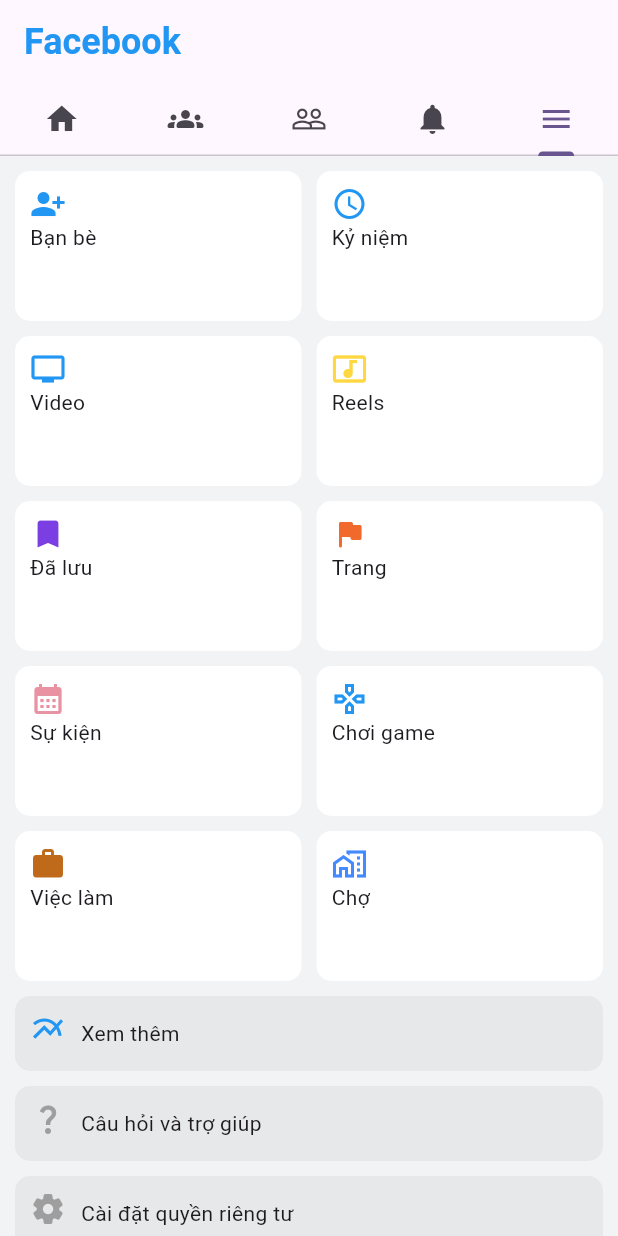
After one commit to hivx/Da_nen_tang_20231, a Flutter app: the screen it shows after launch, tab 5 chosen, on a phone screen of 412 x 824 dp. The commit adds this screen. Run offline on Flutter 3.47's test engine with Material 2 defaults, Android fonts, the phone set to English and light mode, and no system bars; Roboto replaces fonts that are missing (Arial).

Commit message:
make logout and verifyAccount screen

```diff
--- /dev/null
+++ b/lib/logout.dart
@@ -0,0 +1,378 @@
+
+import 'package:flutter/material.dart';
+
+class Logout extends StatelessWidget {
+
+
+  @override
+  Widget build(BuildContext context) {
+    return Center(
+      child: SingleChildScrollView(
+        child: Container(
+            color: Color(int.parse('0xff' + 'f2f3f5')),
+            child: Padding(
+              padding: EdgeInsets.all(10),
+              child: Column(
+                mainAxisAlignment: MainAxisAlignment.start,
+                mainAxisSize: MainAxisSize.max,
+                crossAxisAlignment: CrossAxisAlignment.center,
+                verticalDirection: VerticalDirection.down,
+                children: [
+                  // Phần tử đầu tiên là row chứa 2 thành phần, mỗi thành phần là 1 cột chứa 5 phẩn tử
+                  Row(
+                    mainAxisAlignment: MainAxisAlignment.spaceEvenly,
+                    children: [
+                      Expanded(
+                        child: Container(
+                          width: MediaQuery.of(context).size.width / 2,
+                          child: Column(
+                            crossAxisAlignment: CrossAxisAlignment.start,
+                            children: [
+                              Container(
+                                  width: double.infinity,
+                                  height: 100,
+                                  decoration: const BoxDecoration(
+                                    color: Colors.white,
+                                    borderRadius: BorderRadius.all(
+                                        Radius.circular(10)),
+                                  ),
+                                  child: Padding(
+                                    padding: EdgeInsets.all(10),
+                                    child: Column(
+                                      crossAxisAlignment:
+                                      CrossAxisAlignment.start,
+                                      children: [
+                                        Icon(Icons.person_add_alt_1_sharp,
+                                            color: Colors.blue),
+                                        Text("Bạn bè"),
+                                      ],
+                                    ),
+                                  )),
+                              SizedBox(height: 10),
+                              Container(
+                                  width: double.infinity,
+                                  height: 100,
+                                  decoration: const BoxDecoration(
+                                    color: Colors.white,
+                                    borderRadius: BorderRadius.all(
+                                        Radius.circular(10)),
+                                  ),
+                                  child: Padding(
+                                    padding: EdgeInsets.all(10),
+                                    child: Column(
+                                      crossAxisAlignment:
+                                      CrossAxisAlignment.start,
+                                      children: [
+                                        Icon(
+                                          Icons.tv,
+                                          color: Colors.blue,
+                                        ),
+                                        Text("Video"),
+                                      ],
+                                    ),
+                                  )),
+                              SizedBox(height: 10),
+                              Container(
+                                  width: double.infinity,
+                                  height: 100,
+                                  decoration: const BoxDecoration(
+                                    color: Colors.white,
+                                    borderRadius: BorderRadius.all(
+                                        Radius.circular(10)),
+                                  ),
+                                  child: Padding(
+                                    padding: EdgeInsets.all(10),
+                                    child: Column(
+                                      crossAxisAlignment:
+                                      CrossAxisAlignment.start,
+                                      children: [
+                                        Icon(
+                                          Icons.bookmark,
+                                          color: Color(0xff7b3ee2),
+                                        ),
+                                        Text("Đã lưu"),
+                                      ],
+                                    ),
+                                  )),
+                              SizedBox(height: 10),
+                              Container(
+                                  width: double.infinity,
+                                  height: 100,
+                                  decoration: const BoxDecoration(
+                                    color: Colors.white,
+                                    borderRadius: BorderRadius.all(
+                                        Radius.circular(10)),
+                                  ),
+                                  child: Padding(
+                                    padding: EdgeInsets.all(10),
+                                    child: Column(
+                                      crossAxisAlignment:
+                                      CrossAxisAlignment.start,
+                                      children: [
+                                        Icon(Icons.calendar_month,
+                                            color: Color(0xffe892a2)),
+                                        Text("Sự kiện"),
+                                      ],
+                                    ),
+                                  )),
+                              SizedBox(height: 10),
+                              Container(
+                                  width: double.infinity,
+                                  height: 100,
+                                  decoration: const BoxDecoration(
+                                    color: Colors.white,
+                                    borderRadius: BorderRadius.all(
+                                        Radius.circular(10)),
+                                  ),
+                                  child: Padding(
+                                    padding: EdgeInsets.all(10),
+                                    child: Column(
+                                      crossAxisAlignment:
+                                      CrossAxisAlignment.start,
+                                      children: [
+                                        Icon(
+                                          Icons.work,
+                                          color: Color(0xffbe6a1a),
+                                        ),
+                                        Text("Việc làm"),
+                                      ],
+                                    ),
+                                  )),
+                              SizedBox(height: 10),
+                            ],
+                          ),
+                        ),
+                      ),
+                      SizedBox(width: 10),
+                      Expanded(
+                        child: Container(
+                          width: MediaQuery.of(context).size.width / 2,
+                          child: Column(
+                            crossAxisAlignment: CrossAxisAlignment.start,
+                            children: [
+                              Container(
+                                  width: double.infinity,
+                                  height: 100,
+                                  decoration: const BoxDecoration(
+                                    color: Colors.white,
+                                    borderRadius: BorderRadius.all(
+                                        Radius.circular(10)),
+                                  ),
+                                  child: Padding(
+                                    padding: EdgeInsets.all(10),
+                                    child: Column(
+                                      crossAxisAlignment:
+                                      CrossAxisAlignment.start,
+                                      children: [
+                                        Icon(
+                                          Icons.watch_later_outlined,
+                                          color: Colors.blue,
+                                        ),
+                                        Text("Kỷ niệm"),
+                                      ],
+                                    ),
+                                  )),
+                              SizedBox(height: 10),
+                              Container(
+                                  width: double.infinity,
+                                  height: 100,
+                                  decoration: const BoxDecoration(
+                                    color: Colors.white,
+                                    borderRadius: BorderRadius.all(
+                                        Radius.circular(10)),
+                                  ),
+                                  child: Padding(
+                                    padding: EdgeInsets.all(10),
+                                    child: Column(
+                                      crossAxisAlignment:
+                                      CrossAxisAlignment.start,
+                                      children: [
+                                        Icon(
+                                          Icons.music_video,
+                                          color: Colors.amberAccent,
+                                        ),
+                                        Text("Reels"),
+                                      ],
+                                    ),
+                                  )),
+                              SizedBox(height: 10),
+                              Container(
+                                  width: double.infinity,
+                                  height: 100,
+                                  decoration: const BoxDecoration(
+                                    color: Colors.white,
+                                    borderRadius: BorderRadius.all(
+                                        Radius.circular(10)),
+                                  ),
+                                  child: Padding(
+                                    padding: EdgeInsets.all(10),
+                                    child: Column(
+                                      crossAxisAlignment:
+                                      CrossAxisAlignment.start,
+                                      children: [
+                                        Icon(
+                                          Icons.flag_rounded,
+                                          color: Color(0xfff16a2c),
+                                        ),
+                                        Text("Trang"),
+                                      ],
+                                    ),
+                                  )),
+                              SizedBox(height: 10),
+                              Container(
+                                  width: double.infinity,
+                                  height: 100,
+                                  decoration: const BoxDecoration(
+                                    color: Colors.white,
+                                    borderRadius: BorderRadius.all(
+                                        Radius.circular(10)),
+                                  ),
+                                  child: Padding(
+                                    padding: EdgeInsets.all(10),
+                                    child: Column(
+                                      crossAxisAlignment:
+                                      CrossAxisAlignment.start,
+                                      children: [
+                                        Icon(Icons.gamepad_outlined,
+                                            color: Colors.blue),
+                                        Text("Chơi game"),
+                                      ],
+                                    ),
+                                  )),
+                              SizedBox(height: 10),
+                              Container(
+                                  width: double.infinity,
+                                  height: 100,
+                                  decoration: const BoxDecoration(
+                                    color: Colors.white,
+                                    borderRadius: BorderRadius.all(
+                                        Radius.circular(10)),
+                                  ),
+                                  child: Padding(
+                                    padding: EdgeInsets.all(10),
+                                    child: Column(
+                                      crossAxisAlignment:
+                                      CrossAxisAlignment.start,
+                                      children: [
+                                        Icon(
+                                          Icons.home_work_outlined,
+                                          color: Colors.blueAccent,
+                                        ),
+                                        Text("Chợ"),
+                                      ],
+                                    ),
+                                  )),
+                              SizedBox(height: 10),
+                            ],
+                          ),
+                        ),
+                      ),
+                    ],
+                  ),
+                  // 3 thành phần còn lại của cột cha là các containre
+                  Container(
+                      height: 50,
+                      width: MediaQuery.of(context).size.width,
+                      decoration: const BoxDecoration(
+                        color: Color(0xffe7e8ea),
+                        borderRadius: BorderRadius.all(Radius.circular(10)),
+                      ),
+                      child: Center(
+                        child: Row(
+                          crossAxisAlignment: CrossAxisAlignment.start,
+                          mainAxisAlignment: MainAxisAlignment.start,
+                          children: [
+                            Padding(
+                              padding: EdgeInsets.all(10),
+                              child: Icon(Icons.multiline_chart,
+                                  color: Colors.blue),
+                            ),
+                            Center(
+                              child: Text("Xem thêm"),
+                            )
+
+                          ],
+                        ),
+                      )),
+                  SizedBox(height: 10),
+                  Container(
+                      height: 50,
+                      width: MediaQuery.of(context).size.width,
+                      decoration: const BoxDecoration(
+                        color: Color(0xffe7e8ea),
+                        borderRadius: BorderRadius.all(Radius.circular(10)),
+                      ),
+                      child: Center(
+                        child: Row(
+                          crossAxisAlignment: CrossAxisAlignment.start,
+                          mainAxisAlignment: MainAxisAlignment.start,
+                          children: [
+                            Padding(
+                              padding: EdgeInsets.all(10),
+                              child: Icon(Icons.question_mark,
+                                  color: Colors.grey),
+                            ),
+                            Center(
+                              child: Text("Câu hỏi và trợ giúp"),
+                            )
+                          ],
+                        ),
+                      )),
+                  SizedBox(height: 10),
+                  Container(
+                      height: 50,
+                      width: MediaQuery.of(context).size.width,
+                      decoration: const BoxDecoration(
+                        color: Color(0xffe7e8ea),
+                        borderRadius: BorderRadius.all(Radius.circular(10)),
+                      ),
+                      child: Center(
+                        child: Row(
+                          crossAxisAlignment: CrossAxisAlignment.start,
+                          mainAxisAlignment: MainAxisAlignment.start,
+                          children: [
+                            Padding(
+                              padding: EdgeInsets.all(10),
+                              child: Icon(Icons.settings_rounded,
+                                  color: Colors.grey),
+                            ),
+                            Center(
+                              child: Text("Cài đặt quyền riêng tư"),
+                            )
+
+                          ],
+                        ),
+                      )),
+                  SizedBox(height: 10),
+                  Container(
+                      height: 50,
+                      width: MediaQuery.of(context).size.width,
+                      decoration: const BoxDecoration(
+                        color: Color(0xffe7e8ea),
+                        borderRadius: BorderRadius.all(Radius.circular(10)),
+                      ),
+                      child: Center(
+                        child: Row(
+                          crossAxisAlignment: CrossAxisAlignment.start,
+                          mainAxisAlignment: MainAxisAlignment.start,
+                          children: [
+                            Padding(
+                              padding: EdgeInsets.all(10),
+                              child: Icon(Icons.logout,
+                                  color: Colors.grey),
+                            ),
+                            Center(
+                              child: Text("Đăng xuất"),
+                            )
+
+                          ],
+                        ),
+                      )),
+                  SizedBox(height: 10),
+                ],
+              ),
+            )),
+      ),
+    );
+  }
+}
--- a/lib/main.dart
+++ b/lib/main.dart
@@ -1,11 +1,13 @@
 import 'package:flutter/material.dart';
+import 'logout.dart';
+import 'verifyaccount.dart';
 
 void main() {
-  runApp(const MyApp1());
+  runApp(const MyApp());
 }
 
-class MyApp1 extends StatelessWidget {
-  const MyApp1({super.key});
+class MyApp extends StatelessWidget {
+  const MyApp({super.key});
 
   // This widget is the root of your application.
   @override
@@ -51,21 +53,22 @@
   final String title;
 
   @override
-  State<MyHomePage> createState() => _MyHomePageState();
+  State<MyHomePage> createState() => Home();
 }
 
-class _MyHomePageState extends State<MyHomePage> {
-  int _counter = 0;
+class Home extends State<MyHomePage> with TickerProviderStateMixin {
+  late final TabController _tabController;
 
-  void _incrementCounter() {
-    setState(() {
-      // This call to setState tells the Flutter framework that something has
-      // changed in this State, which causes it to rerun the build method below
-      // so that the display can reflect the updated values. If we changed
-      // _counter without calling setState(), then the build method would not be
-      // called again, and so nothing would appear to happen.
-      _counter++;
-    });
+  @override
+  void initState() {
+    super.initState();
+    _tabController = TabController(length: 5, vsync: this);
+  }
+
+  @override
+  void dispose() {
+    _tabController.dispose();
+    super.dispose();
   }
 
   @override
@@ -78,48 +81,54 @@
     // than having to individually change instances of widgets.
     return Scaffold(
       appBar: AppBar(
-        // TRY THIS: Try changing the color here to a specific color (to
-        // Colors.amber, perhaps?) and trigger a hot reload to see the AppBar
-        // change color while the other colors stay the same.
-        backgroundColor: Theme.of(context).colorScheme.inversePrimary,
-        // Here we take the value from the MyHomePage object that was created by
-        // the App.build method, and use it to set our appbar title.
-        title: Text(widget.title),
-      ),
-      body: Center(
-        // Center is a layout widget. It takes a single child and positions it
-        // in the middle of the parent.
-        child: Column(
-          // Column is also a layout widget. It takes a list of children and
-          // arranges them vertically. By default, it sizes itself to fit its
-          // children horizontally, and tries to be as tall as its parent.
-          //
-          // Column has various properties to control how it sizes itself and
-          // how it positions its children. Here we use mainAxisAlignment to
-          // center the children vertically; the main axis here is the vertical
-          // axis because Columns are vertical (the cross axis would be
-          // horizontal).
-          //
-          // TRY THIS: Invoke "debug painting" (choose the "Toggle Debug Paint"
-          // action in the IDE, or press "p" in the console), to see the
-          // wireframe for each widget.
-          mainAxisAlignment: MainAxisAlignment.center,
-          children: <Widget>[
-            const Text(
-              'You have pushed the button this many times:',
+        title: const Text(
+          "Facebook",
+          style: TextStyle(
+            fontSize: 24.0,
+            fontWeight: FontWeight.bold,
+            color: Colors.blue,
+            fontFamily: 'Arial',
+          ),
+        ),
+        bottom: TabBar(
+          controller: _tabController,
+          tabs: const <Widget>[
+            Tab(
+              icon: Icon(Icons.home),
             ),
-            Text(
-              '$_counter',
-              style: Theme.of(context).textTheme.headlineMedium,
+            Tab(
+              icon: Icon(Icons.groups_rounded),
+            ),
+            Tab(
+              icon: Icon(Icons.people_outline),
+            ),
+            Tab(
+              icon: Icon(Icons.notifications),
+            ),
+            Tab(
+              icon: Icon(Icons.menu),
             ),
           ],
         ),
       ),
-      floatingActionButton: FloatingActionButton(
-        onPressed: _incrementCounter,
-        tooltip: 'Increment',
-        child: const Icon(Icons.add),
-      ), // This trailing comma makes auto-formatting nicer for build methods.
+      body: TabBarView(
+        controller: _tabController,
+        children: <Widget>[
+          const Center(
+            child: Text("Home View"),
+          ),
+          const Center(
+            child: Text("Group View"),
+          ),
+          const Center(
+            child: Text("Friend View"),
+          ),
+          const Center(
+            child: Text("Notification View"),
+          ),
+          Logout(),
+        ],
+      ),
     );
   }
 }
```
Also changed, not shown: lib/verifyAccount.dart (added, +220 -0 lines).
